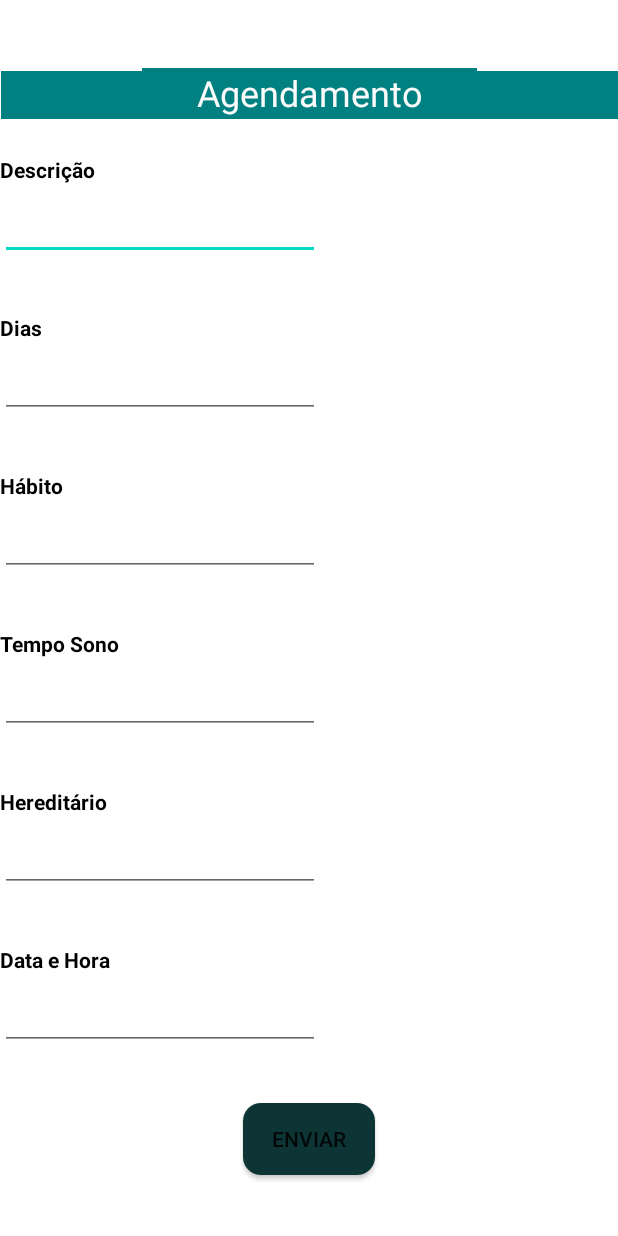
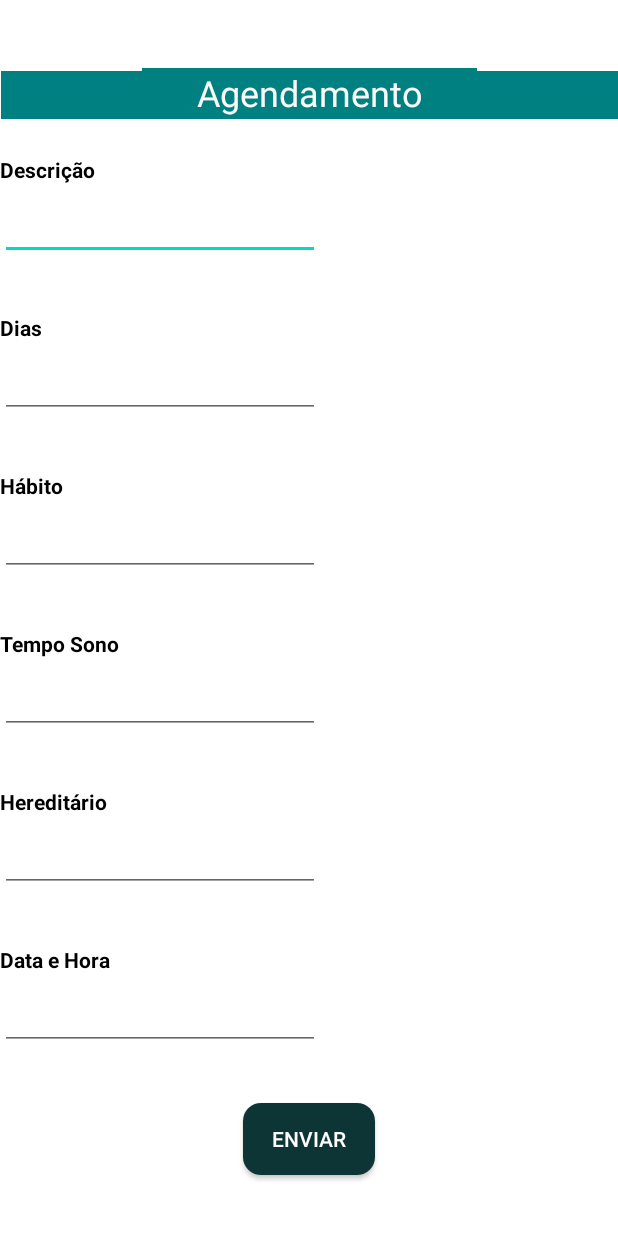
Before and after one commit to nicollyADS/CareMI-Kotlin, an Android app: the AgendamentoActivity screen opened directly, with no data from a screen before it, on a phone screen of 412 x 824 dp. Run offline under Robolectric (Android 15) with nearby library versions, the phone set to English and light mode, and no system bars.

Commit message:
arrumando cor do texto do botao

```diff
--- a/app/src/main/res/layout/agendamento.xml
+++ b/app/src/main/res/layout/agendamento.xml
@@ -135,6 +135,7 @@
         android:layout_height="wrap_content"
         android:layout_marginTop="35dp"
         android:text="Enviar"
+        android:textColor="#FFFFFF"
         android:background="@drawable/btn"
         app:layout_constraintEnd_toEndOf="parent"
         app:layout_constraintStart_toStartOf="parent"
--- a/app/src/main/res/layout/login.xml
+++ b/app/src/main/res/layout/login.xml
@@ -91,6 +91,7 @@
         android:layout_marginTop="109dp"
         android:layout_marginEnd="32dp"
         android:layout_marginBottom="137dp"
+        android:textColor="#FFFFFF"
         android:background="@drawable/btn"
         android:hapticFeedbackEnabled="true"
         android:text="Entrar"
```
